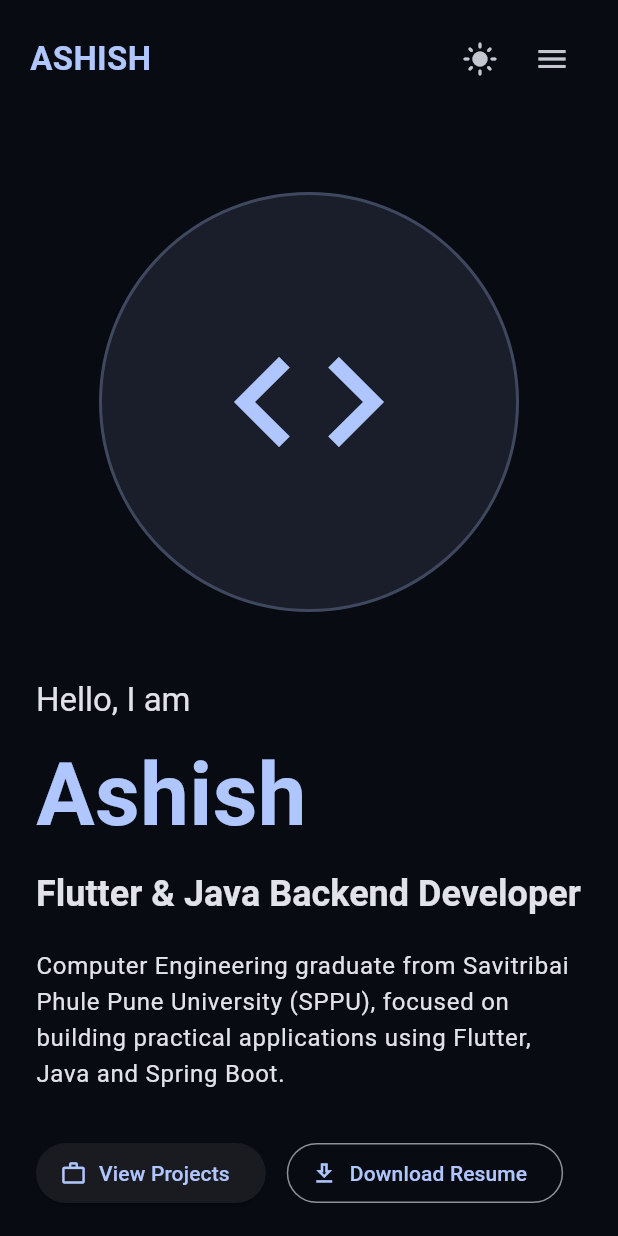
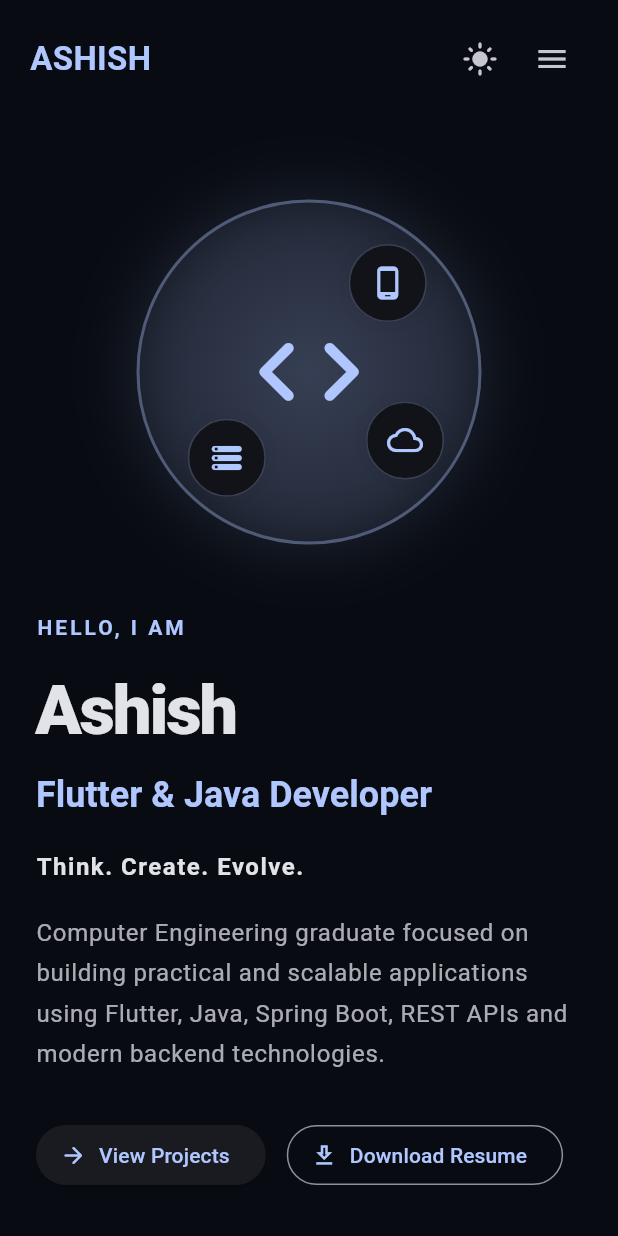
Before and after one commit to Ashish956175/flutter-java-developer-portfolio, a Flutter app: the screen it shows after launch, on a phone screen of 412 x 824 dp. Run offline on Flutter 3.47's test engine with Material 3 defaults, Android fonts, the phone set to English and light mode, and no system bars.

Commit message:
feat: enhance hero section and add portfolio actions

```diff
--- a/lib/screens/portfolio_home.dart
+++ b/lib/screens/portfolio_home.dart
@@ -139,11 +139,12 @@ class _DesktopHome extends StatelessWidget {
               projectsKey: projectsKey,
               contactKey: contactKey,
             ),
-
             // Hero
             Container(
               key: homeKey,
-              child: const HeroSection(),
+              child: HeroSection(
+                onViewProjects: () => scrollToSection(projectsKey),
+              )
             ),
 
             // About
@@ -240,7 +241,9 @@ class _MobileHome extends StatelessWidget {
             // Hero
             Container(
               key: homeKey,
-              child: const HeroSection(),
+              child: HeroSection(
+                onViewProjects: () => scrollToSection(projectsKey),
+              ),
             ),
 
             // About
--- a/lib/sections/hero_section.dart
+++ b/lib/sections/hero_section.dart
@@ -1,16 +1,64 @@
 import 'package:flutter/material.dart';
+import 'package:url_launcher/url_launcher.dart';
 
 class HeroSection extends StatelessWidget {
-  const HeroSection({super.key});
+  final VoidCallback onViewProjects;
+
+  const HeroSection({
+    super.key,
+    required this.onViewProjects,
+  });
+
+  // Open external URL
+  Future<void> _openUrl(String url) async {
+    final uri = Uri.parse(url);
+
+    if (await canLaunchUrl(uri)) {
+      await launchUrl(
+        uri,
+        mode: LaunchMode.externalApplication,
+      );
+    }
+  }
+
+  // Open email
+  Future<void> _sendEmail() async {
+    final uri = Uri(
+      scheme: 'mailto',
+      path: 'ashishgaikwad9561@gmail.com',
+      queryParameters: {
+        'subject': 'Software Development Opportunity',
+      },
+    );
+
+    if (await canLaunchUrl(uri)) {
+      await launchUrl(uri);
+    }
+  }
+
+  // Open resume
+  Future<void> _openResume() async {
+    final uri = Uri.base.resolve(
+      'resume/resume_2_coloured.pdf',
+    );
+
+    if (await canLaunchUrl(uri)) {
+      await launchUrl(
+        uri,
+        mode: LaunchMode.externalApplication,
+      );
+    }
+  }
 
   @override
   Widget build(BuildContext context) {
-    final isMobile = MediaQuery.of(context).size.width < 600;
+    final width = MediaQuery.of(context).size.width;
+    final isMobile = width < 600;
 
     return Padding(
       padding: EdgeInsets.symmetric(
         horizontal: isMobile ? 24 : 70,
-        vertical: isMobile ? 50 : 100,
+        vertical: isMobile ? 55 : 90,
       ),
       child: isMobile
           ? _mobileHero(context)
@@ -19,20 +67,28 @@ class HeroSection extends StatelessWidget {
   }
 
   Widget _desktopHero(BuildContext context) {
-    return Row(
+    return ConstrainedBox(
+      constraints: const BoxConstraints(
+        minHeight: 600,
+      ),
+      child: Row(
+        crossAxisAlignment: CrossAxisAlignment.center,
         children: [
           Expanded(
             flex: 6,
             child: _content(context),
           ),
 
-        const SizedBox(width: 50),
+          const SizedBox(width: 60),
 
           Expanded(
             flex: 4,
+            child: Center(
               child: _profileVisual(context),
             ),
+          ),
         ],
+      ),
     );
   }
 
@@ -49,90 +105,169 @@ class HeroSection extends StatelessWidget {
   }
 
   Widget _content(BuildContext context) {
-    final primaryColor =
-        Theme.of(context).colorScheme.primary;
+    final theme = Theme.of(context);
+    final primaryColor = theme.colorScheme.primary;
 
     return Column(
       crossAxisAlignment: CrossAxisAlignment.start,
       children: [
+        // Small introduction
         Text(
-          'Hello, I am',
-          style: Theme.of(context).textTheme.titleLarge,
+          'HELLO, I AM',
+          style: TextStyle(
+            fontSize: 14,
+            fontWeight: FontWeight.w700,
+            letterSpacing: 2,
+            color: primaryColor,
+          ),
         ),
 
-        const SizedBox(height: 8),
+        const SizedBox(height: 12),
 
+        // Name
         Text(
           'Ashish',
           style: TextStyle(
-            fontSize: 58,
-            fontWeight: FontWeight.bold,
-            color: primaryColor,
+            fontSize: MediaQuery.of(context).size.width < 600
+                ? 46
+                : 64,
+            fontWeight: FontWeight.w800,
+            letterSpacing: -1.5,
+            color: theme.colorScheme.onSurface,
           ),
         ),
 
         const SizedBox(height: 8),
 
+        // Role
         Text(
-          'Flutter & Java Backend Developer',
-          style: Theme.of(context)
-              .textTheme
-              .headlineSmall
-              ?.copyWith(
-            fontWeight: FontWeight.w600,
+          'Flutter & Java Developer',
+          style: theme.textTheme.headlineSmall?.copyWith(
+            fontWeight: FontWeight.w700,
+            color: primaryColor,
           ),
         ),
 
         const SizedBox(height: 20),
 
+        // Tagline
         Text(
-          'Computer Engineering graduate from '
-              'Savitribai Phule Pune University (SPPU), '
-              'focused on building practical applications '
-              'using Flutter, Java and Spring Boot.',
-          style: Theme.of(context).textTheme.bodyLarge,
+          'Think. Create. Evolve.',
+          style: theme.textTheme.titleMedium?.copyWith(
+            fontWeight: FontWeight.w600,
+            letterSpacing: 1,
+          ),
+        ),
+
+        const SizedBox(height: 18),
+
+        // Description
+        ConstrainedBox(
+          constraints: const BoxConstraints(
+            maxWidth: 650,
+          ),
+          child: Text(
+            'Computer Engineering graduate focused on building '
+                'practical and scalable applications using Flutter, '
+                'Java, Spring Boot, REST APIs and modern backend technologies.',
+            style: theme.textTheme.bodyLarge?.copyWith(
+              height: 1.7,
+              color: theme.colorScheme.onSurface.withValues(
+                alpha: 0.75,
+              ),
+            ),
+          ),
         ),
 
         const SizedBox(height: 30),
 
+        // Main buttons
         Wrap(
           spacing: 14,
           runSpacing: 12,
           children: [
             ElevatedButton.icon(
-              onPressed: () {},
-              icon: const Icon(Icons.work_outline),
-              label: const Text('View Projects'),
+              onPressed: onViewProjects,
+              icon: const Icon(
+                Icons.arrow_forward_rounded,
+              ),
+              label: const Text(
+                'View Projects',
+              ),
             ),
 
             OutlinedButton.icon(
-              onPressed: () {},
-              icon: const Icon(Icons.download_outlined),
-              label: const Text('Download Resume'),
+              onPressed: _openResume,
+              icon: const Icon(
+                Icons.download_outlined,
+              ),
+              label: const Text(
+                'Download Resume',
+              ),
             ),
           ],
         ),
 
-        const SizedBox(height: 30),
+        const SizedBox(height: 28),
 
-        Row(
+        // Social buttons
+        Wrap(
+          spacing: 10,
+          runSpacing: 10,
           children: [
             _socialButton(
               context,
-              Icons.code,
+              Icons.code_rounded,
               'GitHub',
+                  () => _openUrl(
+                'https://github.com/Ashish956175',
               ),
-            const SizedBox(width: 12),
+            ),
+
             _socialButton(
               context,
               Icons.business_center_outlined,
               'LinkedIn',
+                  () => _openUrl(
+                'https://linkedin.com/in/ashish9561/',
               ),
-            const SizedBox(width: 12),
+            ),
+
             _socialButton(
               context,
               Icons.email_outlined,
               'Email',
+              _sendEmail,
+            ),
+          ],
+        ),
+
+        const SizedBox(height: 28),
+
+        // Availability
+        Row(
+          mainAxisSize: MainAxisSize.min,
+          children: [
+            Container(
+              width: 9,
+              height: 9,
+              decoration: const BoxDecoration(
+                shape: BoxShape.circle,
+                color: Colors.green,
+              ),
+            ),
+
+            const SizedBox(width: 9),
+
+            Flexible(
+              child: Text(
+                'Open to software development opportunities',
+                style: theme.textTheme.bodyMedium?.copyWith(
+                  color: theme.colorScheme.onSurface.withValues(
+                    alpha: 0.7,
+                  ),
+                ),
+              ),
             ),
           ],
         ),
@@ -141,24 +276,105 @@ class HeroSection extends StatelessWidget {
   }
 
   Widget _profileVisual(BuildContext context) {
-    final primaryColor =
-        Theme.of(context).colorScheme.primary;
+    final theme = Theme.of(context);
+    final primaryColor = theme.colorScheme.primary;
+
+    final width = MediaQuery.of(context).size.width;
+
+    final size = width < 600
+        ? 230.0
+        : 320.0;
 
     return Container(
-      width: 280,
-      height: 280,
+      width: size,
+      height: size,
       decoration: BoxDecoration(
         shape: BoxShape.circle,
-        color: primaryColor.withOpacity(0.10),
+        gradient: RadialGradient(
+          colors: [
+            primaryColor.withValues(alpha: 0.18),
+            primaryColor.withValues(alpha: 0.05),
+          ],
+        ),
         border: Border.all(
-          color: primaryColor.withOpacity(0.25),
+          color: primaryColor.withValues(alpha: 0.35),
           width: 2,
         ),
+        boxShadow: [
+          BoxShadow(
+            color: primaryColor.withValues(alpha: 0.12),
+            blurRadius: 35,
+            spreadRadius: 5,
+          ),
+        ],
+      ),
+      child: Stack(
+        alignment: Alignment.center,
+        children: [
+          Icon(
+            Icons.code_rounded,
+            size: size * 0.36,
+            color: primaryColor,
+          ),
+
+          Positioned(
+            top: size * 0.12,
+            right: size * 0.15,
+            child: _techIcon(
+              context,
+              Icons.phone_android_rounded,
+            ),
+          ),
+
+          Positioned(
+            bottom: size * 0.13,
+            left: size * 0.14,
+            child: _techIcon(
+              context,
+              Icons.storage_rounded,
+            ),
+          ),
+
+          Positioned(
+            bottom: size * 0.18,
+            right: size * 0.10,
+            child: _techIcon(
+              context,
+              Icons.cloud_outlined,
+            ),
+          ),
+        ],
+      ),
+    );
+  }
+
+  Widget _techIcon(
+      BuildContext context,
+      IconData icon,
+      ) {
+    final theme = Theme.of(context);
+    final primaryColor = theme.colorScheme.primary;
+
+    return Container(
+      width: 52,
+      height: 52,
+      decoration: BoxDecoration(
+        shape: BoxShape.circle,
+        color: theme.colorScheme.surface,
+        border: Border.all(
+          color: primaryColor.withValues(alpha: 0.25),
+        ),
+        boxShadow: [
+          BoxShadow(
+            color: Colors.black.withValues(alpha: 0.08),
+            blurRadius: 12,
+          ),
+        ],
       ),
       child: Icon(
-        Icons.code,
-        size: 120,
+        icon,
         color: primaryColor,
+        size: 24,
       ),
     );
   }
@@ -167,10 +383,14 @@ class HeroSection extends StatelessWidget {
       BuildContext context,
       IconData icon,
       String label,
+      VoidCallback onPressed,
       ) {
     return OutlinedButton.icon(
-      onPressed: () {},
-      icon: Icon(icon, size: 18),
+      onPressed: onPressed,
+      icon: Icon(
+        icon,
+        size: 18,
+      ),
       label: Text(label),
     );
   }
```
Lines whose indentation alone changed are shown as unchanged.
